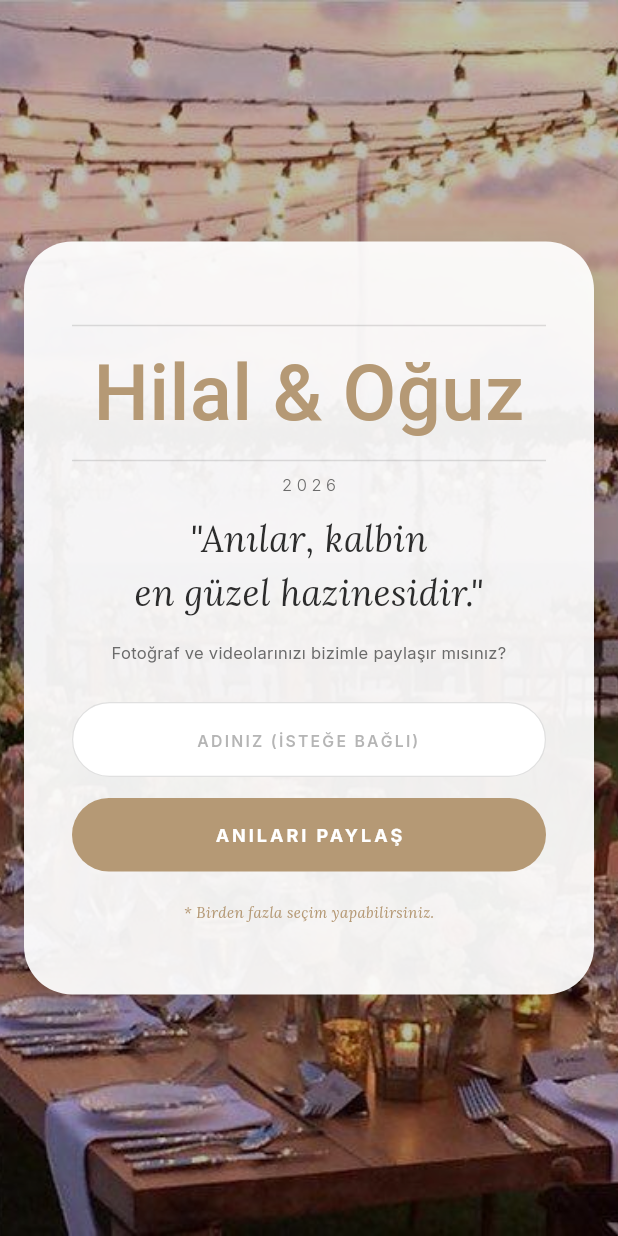
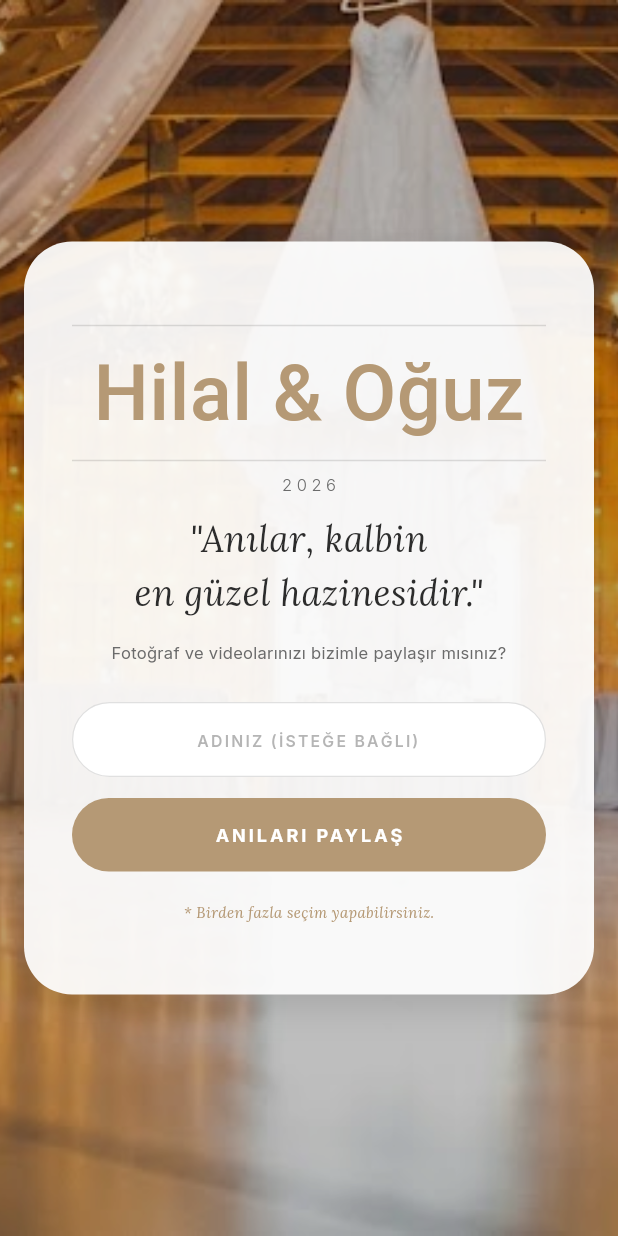
Before and after one commit to zehraygtgl/wedding-project, a Flutter app: the screen it shows after launch, on a phone screen of 412 x 824 dp. Run offline on Flutter 3.47's test engine with Material 3 defaults, Android fonts, the phone set to English and light mode, and no system bars; our stand-ins replace google_fonts; missing offline and left inert: dart:html.

Commit message:
Implement structural updates and optimizations across multiple modules

```diff
--- a/lib/main.dart
+++ b/lib/main.dart
@@ -147,7 +147,7 @@ class _WeddingUploadPageState extends State<WeddingUploadPage> {
           Container(
             decoration: const BoxDecoration(
               image: DecorationImage(
-                image: AssetImage('assets/images/dugun.jpeg'),
+                image: AssetImage('assets/images/arkaplan.jpeg'),
                 fit: BoxFit.cover,
               ),
             ),
--- a/pubspec.yaml
+++ b/pubspec.yaml
@@ -66,7 +66,6 @@ flutter:
   assets:
     - .env
     - assets/images/
-  #   - images/a_dot_burr.jpeg
   #   - images/a_dot_ham.jpeg
 
   # An image asset can refer to one or more resolution-specific "variants", see
```
Also changed, not shown: assets/images/arkaplan.jpeg (added).
